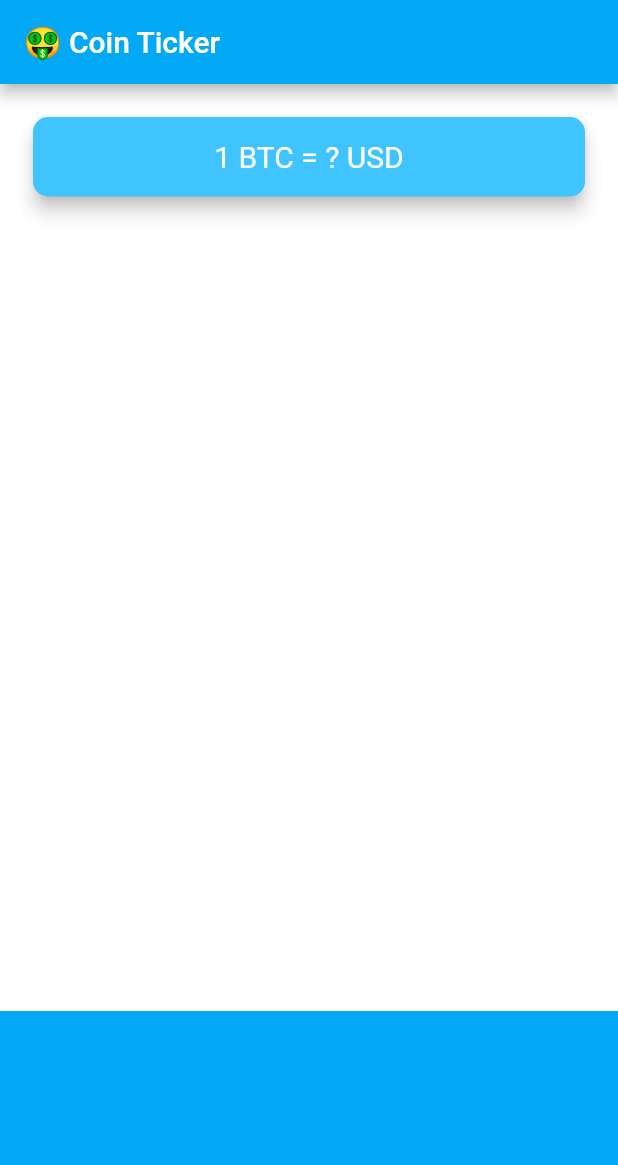
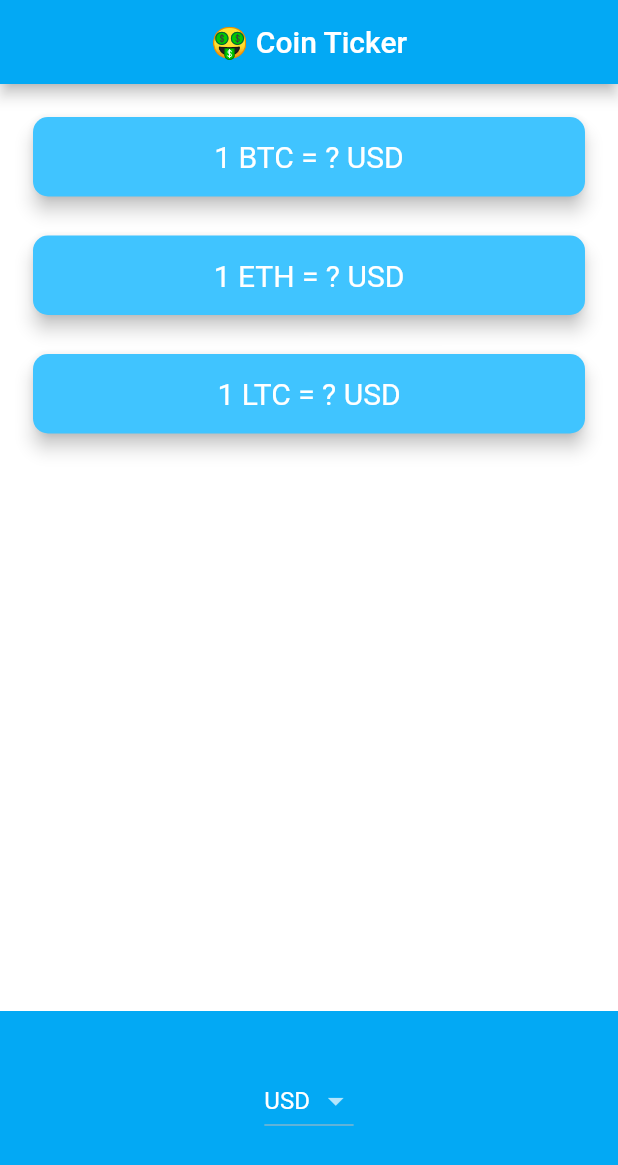
Before and after one commit to imsks/Bitcoin-Ticker, a Flutter app: the screen it shows after launch, on a phone screen of 412 x 824 dp. Shown: the top 1165 px of the screen. Run offline on Flutter 3.47's test engine with Material 2 defaults, Android fonts, the phone set to English and light mode, and no system bars; network calls fail.

Commit message:
Finished Project

```diff
--- a/lib/price_screen.dart
+++ b/lib/price_screen.dart
@@ -1,4 +1,7 @@
 import 'package:flutter/material.dart';
+import 'package:flutter/cupertino.dart';
+import 'coin_data.dart';
+import 'dart:io' show Platform;
 
 class PriceScreen extends StatefulWidget {
   @override
@@ -6,17 +9,126 @@ class PriceScreen extends StatefulWidget {
 }
 
 class _PriceScreenState extends State<PriceScreen> {
+  String selectedCurrency = 'USD';
+
+  DropdownButton<String> androidDropdown() {
+    List<DropdownMenuItem<String>> dropdownList = [];
+
+    for (int i = 0; i < currenciesList.length; i++) {
+      String currency = currenciesList[i];
+      var newItem = DropdownMenuItem(
+        child: Text(currency),
+        value: currency,
+      );
+
+      dropdownList.add(newItem);
+    }
+
+    return DropdownButton<String>(
+      value: selectedCurrency,
+      items: dropdownList,
+      onChanged: (value) {
+        setState(() {
+          selectedCurrency = value;
+        });
+        getData();
+      },
+    );
+  }
+
+  CupertinoPicker iOSPicker() {
+    List<Text> pickerList = [];
+
+    for (String currency in currenciesList) {
+      var newItem = Text(currency);
+      pickerList.add(newItem);
+    }
+
+    return CupertinoPicker(
+      backgroundColor: Colors.lightBlue,
+      itemExtent: 32.0,
+      onSelectedItemChanged: (selectedItem) {
+        print(selectedItem);
+      },
+      children: pickerList,
+    );
+  }
+
+  Map<String, String> coinValues = {};
+  bool isWaiting = false;
+
+  void getData() async {
+    isWaiting = true;
+    try {
+      var data = await CoinData().getCoinData(selectedCurrency);
+      isWaiting = false;
+      setState(() {
+        coinValues = data;
+      });
+    } catch (e) {
+      print(e);
+    }
+  }
+
+  @override
+  void initState() {
+    super.initState();
+    getData();
+  }
+
+  Column makeCard() {
+    List<CryptoCard> cryptoCard = [];
+    for (String crypto in cryptoList) {
+      cryptoCard.add(CryptoCard(
+        value: isWaiting ? '?' : coinValues[crypto],
+        selectedCurrency: selectedCurrency,
+        cryptoCurrency: crypto,
+      ));
+    }
+    return Column(
+      crossAxisAlignment: CrossAxisAlignment.stretch,
+      children: cryptoCard,
+    );
+  }
+
   @override
   Widget build(BuildContext context) {
     return Scaffold(
       appBar: AppBar(
-        title: Text('🤑 Coin Ticker'),
+        title: Center(child: Text('🤑 Coin Ticker')),
       ),
       body: Column(
         mainAxisAlignment: MainAxisAlignment.spaceBetween,
         crossAxisAlignment: CrossAxisAlignment.stretch,
         children: <Widget>[
-          Padding(
+          makeCard(),
+          Container(
+            height: 150.0,
+            alignment: Alignment.center,
+            padding: EdgeInsets.only(bottom: 30.0),
+            color: Colors.lightBlue,
+            child: Platform.isIOS ? iOSPicker() : androidDropdown(),
+          ),
+        ],
+      ),
+    );
+  }
+}
+
+class CryptoCard extends StatelessWidget {
+  const CryptoCard({
+    this.value,
+    this.selectedCurrency,
+    this.cryptoCurrency,
+  });
+
+  final String value;
+  final String selectedCurrency;
+  final String cryptoCurrency;
+
+  @override
+  Widget build(BuildContext context) {
+    return Padding(
       padding: EdgeInsets.fromLTRB(18.0, 18.0, 18.0, 0),
       child: Card(
         color: Colors.lightBlueAccent,
@@ -27,7 +139,7 @@ class _PriceScreenState extends State<PriceScreen> {
         child: Padding(
           padding: EdgeInsets.symmetric(vertical: 15.0, horizontal: 28.0),
           child: Text(
-                  '1 BTC = ? USD',
+            '1 $cryptoCurrency = $value $selectedCurrency',
             textAlign: TextAlign.center,
             style: TextStyle(
               fontSize: 20.0,
@@ -36,16 +148,6 @@ class _PriceScreenState extends State<PriceScreen> {
           ),
         ),
       ),
-          ),
-          Container(
-            height: 150.0,
-            alignment: Alignment.center,
-            padding: EdgeInsets.only(bottom: 30.0),
-            color: Colors.lightBlue,
-            child: null,
-          ),
-        ],
-      ),
     );
   }
 }
--- a/pubspec.yaml
+++ b/pubspec.yaml
@@ -10,6 +10,7 @@ dependencies:
     sdk: flutter
 
   cupertino_icons: ^0.1.2
+  http: ^0.12.0+2
 
 dev_dependencies:
   flutter_test:
```
Also changed, not shown: lib/coin_data.dart (+24 -1 lines), pubspec.lock, 1 other file. Lines whose indentation alone changed are shown as unchanged.
